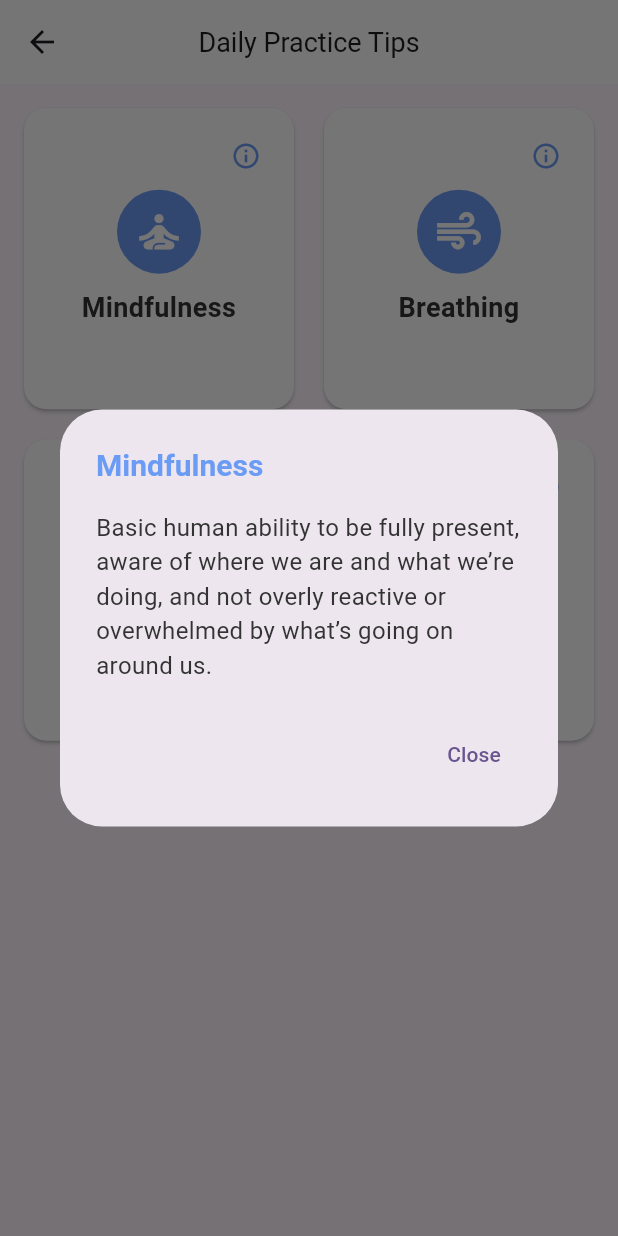
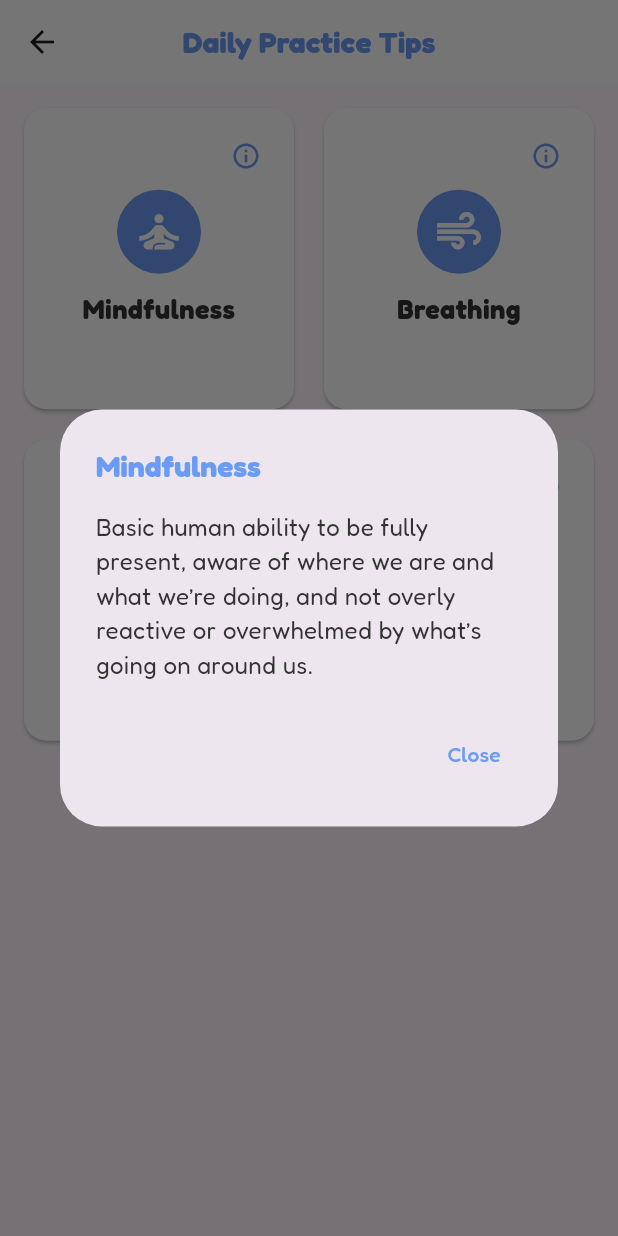
Before and after one commit to Weiyi0206/flutter-pet-project, a Flutter app: the DailyTipsScreen screen opened directly, after a tap on the "info outline" icon, on a phone screen of 412 x 824 dp. Run offline on Flutter 3.47's test engine with Material 3 defaults, Android fonts, the phone set to English and light mode, and no system bars; our stand-ins replace animated_text_kit, chat_bubbles, cloud_firestore, dio, firebase_auth, firebase_core and 6 more; accounts and stored records are empty; network calls fail; statements that could not run were skipped.

Commit message:
Tips Change Font

```diff
--- a/lib/screens/daily_tips_screen.dart
+++ b/lib/screens/daily_tips_screen.dart
@@ -1,4 +1,5 @@
 import 'package:flutter/material.dart';
+import 'package:google_fonts/google_fonts.dart';
 import '../services/tips_service.dart';
 import 'category_tips_screen.dart';
 
@@ -43,12 +44,17 @@ class _DailyTipsScreenState extends State<DailyTipsScreen> {
 
     return Scaffold(
       appBar: AppBar(
-        title: const Text(
+        title: Text(
           'Daily Practice Tips',
-          style: TextStyle(fontSize: 18, fontWeight: FontWeight.normal),
+          style: GoogleFonts.fredoka(
+            fontSize: 20,
+            fontWeight: FontWeight.bold,
+            color: const Color(0xFF6A9BF5),
+          ),
         ),
         centerTitle: true,
-        backgroundColor: const Color.fromARGB(255, 255, 255, 255),
+        backgroundColor: Colors.white,
+        elevation: 0,
       ),
       body: Padding(
         padding: const EdgeInsets.all(12),
@@ -87,7 +93,6 @@ class _DailyTipsScreenState extends State<DailyTipsScreen> {
                 color: Colors.white,
                 child: Stack(
                   children: [
-                    // Center the main content
                     Center(
                       child: Column(
                         mainAxisAlignment: MainAxisAlignment.center,
@@ -106,10 +111,10 @@ class _DailyTipsScreenState extends State<DailyTipsScreen> {
                             padding: const EdgeInsets.symmetric(horizontal: 8),
                             child: Text(
                               categoryName,
-                              style: const TextStyle(
+                              style: GoogleFonts.fredoka(
                                 fontSize: 18,
                                 fontWeight: FontWeight.bold,
-                                color: Color(0xFF333333),
+                                color: const Color(0xFF333333),
                               ),
                               textAlign: TextAlign.center,
                             ),
@@ -117,7 +122,6 @@ class _DailyTipsScreenState extends State<DailyTipsScreen> {
                         ],
                       ),
                     ),
-                    // Keep the info button in the corner
                     Positioned(
                       top: 8,
                       right: 8,
@@ -134,24 +138,29 @@ class _DailyTipsScreenState extends State<DailyTipsScreen> {
                               return AlertDialog(
                                 title: Text(
                                   categoryName,
-                                  style: const TextStyle(
+                                  style: GoogleFonts.fredoka(
                                     fontSize: 20,
                                     fontWeight: FontWeight.bold,
-                                    color: Color(0xFF6A9BF5),
+                                    color: const Color(0xFF6A9BF5),
                                   ),
                                 ),
                                 content: Text(
                                   category['description'] as String,
-                                  style: const TextStyle(
+                                  style: GoogleFonts.fredoka(
                                     fontSize: 16,
-                                    color: Color(0xFF333333),
+                                    color: const Color(0xFF333333),
                                   ),
                                 ),
                                 actions: [
                                   TextButton(
                                     onPressed:
                                         () => Navigator.of(context).pop(),
-                                    child: const Text('Close'),
+                                    child: Text(
+                                      'Close',
+                                      style: GoogleFonts.fredoka(
+                                        color: const Color(0xFF6A9BF5),
+                                      ),
+                                    ),
                                   ),
                                 ],
                               );
```
Also changed, not shown: lib/screens/category_tips_screen.dart (+19 -9 lines), lib/screens/tip_detail_screen.dart (+22 -31 lines).
